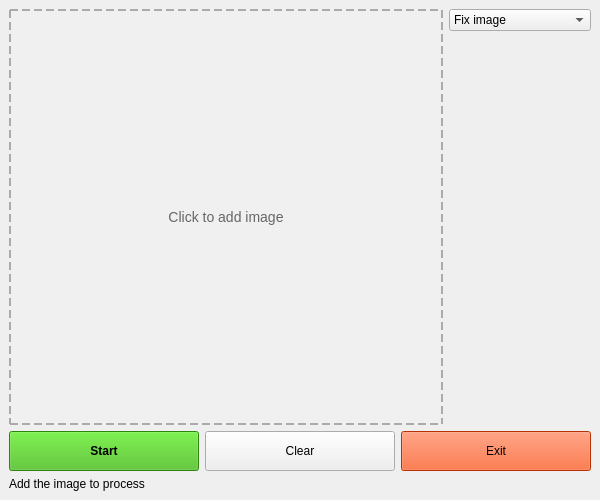
First picture: the form in GUI/Main_window.ui, repository Se-Boruk/Virtual_conservator, before the edit.
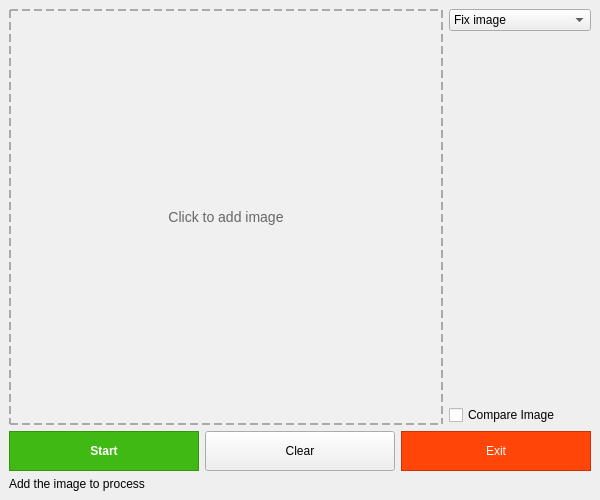
Second picture: the form after the edit.

The edit to the form file:
```diff
--- a/GUI/Main_window.ui
+++ b/GUI/Main_window.ui
@@ -81,6 +81,13 @@
             </property>
            </spacer>
           </item>
+          <item>
+           <widget class="QCheckBox" name="CompareImageCheckBox">
+            <property name="text">
+             <string>Compare Image</string>
+            </property>
+           </widget>
+          </item>
          </layout>
         </item>
        </layout>
@@ -101,9 +108,20 @@
          <cursorShape>ArrowCursor</cursorShape>
         </property>
         <property name="styleSheet">
-         <string notr="true">background-color: rgb(65, 185, 21);
-font: 75 8pt &quot;MS Shell Dlg 2&quot;;
-font-weight: bold;
+         <string notr="true">
+  QPushButton {
+   background-color: rgb(65, 185, 21);
+   font: 75 8pt &quot;MS Shell Dlg 2&quot;;
+   font-weight: bold;
+   border: 1px solid rgb(50, 150, 15);
+   color: white;
+  }
+  QPushButton:hover {
+   background-color: rgb(85, 205, 41); /* Jaśniejszy zielony po najechaniu */
+  }
+  QPushButton:pressed {
+   background-color: rgb(45, 140, 15); /* Ciemniejszy po kliknięciu */
+  }
 </string>
         </property>
         <property name="text">
@@ -129,6 +147,9 @@
       </item>
       <item>
        <widget class="QPushButton" name="btnExit">
+        <property name="enabled">
+         <bool>true</bool>
+        </property>
         <property name="minimumSize">
          <size>
           <width>0</width>
@@ -138,6 +159,15 @@
         <property name="palette">
          <palette>
           <active>
+           <colorrole role="WindowText">
+            <brush brushstyle="SolidPattern">
+             <color alpha="255">
+              <red>255</red>
+              <green>255</green>
+              <blue>255</blue>
+             </color>
+            </brush>
+           </colorrole>
            <colorrole role="Button">
             <brush brushstyle="SolidPattern">
              <color alpha="255">
@@ -147,6 +177,24 @@
              </color>
             </brush>
            </colorrole>
+           <colorrole role="Text">
+            <brush brushstyle="SolidPattern">
+             <color alpha="255">
+              <red>255</red>
+              <green>255</green>
+              <blue>255</blue>
+             </color>
+            </brush>
+           </colorrole>
+           <colorrole role="ButtonText">
+            <brush brushstyle="SolidPattern">
+             <color alpha="255">
+              <red>255</red>
+              <green>255</green>
+              <blue>255</blue>
+             </color>
+            </brush>
+           </colorrole>
            <colorrole role="Base">
             <brush brushstyle="SolidPattern">
              <color alpha="255">
@@ -167,6 +215,15 @@
            </colorrole>
           </active>
           <inactive>
+           <colorrole role="WindowText">
+            <brush brushstyle="SolidPattern">
+             <color alpha="255">
+              <red>255</red>
+              <green>255</green>
+              <blue>255</blue>
+             </color>
+            </brush>
+           </colorrole>
            <colorrole role="Button">
             <brush brushstyle="SolidPattern">
              <color alpha="255">
@@ -176,6 +233,24 @@
              </color>
             </brush>
            </colorrole>
+           <colorrole role="Text">
+            <brush brushstyle="SolidPattern">
+             <color alpha="255">
+              <red>255</red>
+              <green>255</green>
+              <blue>255</blue>
+             </color>
+            </brush>
+           </colorrole>
+           <colorrole role="ButtonText">
+            <brush brushstyle="SolidPattern">
+             <color alpha="255">
+              <red>255</red>
+              <green>255</green>
+              <blue>255</blue>
+             </color>
+            </brush>
+           </colorrole>
            <colorrole role="Base">
             <brush brushstyle="SolidPattern">
              <color alpha="255">
@@ -196,6 +271,15 @@
            </colorrole>
           </inactive>
           <disabled>
+           <colorrole role="WindowText">
+            <brush brushstyle="SolidPattern">
+             <color alpha="255">
+              <red>255</red>
+              <green>255</green>
+              <blue>255</blue>
+             </color>
+            </brush>
+           </colorrole>
            <colorrole role="Button">
             <brush brushstyle="SolidPattern">
              <color alpha="255">
@@ -205,6 +289,24 @@
              </color>
             </brush>
            </colorrole>
+           <colorrole role="Text">
+            <brush brushstyle="SolidPattern">
+             <color alpha="255">
+              <red>255</red>
+              <green>255</green>
+              <blue>255</blue>
+             </color>
+            </brush>
+           </colorrole>
+           <colorrole role="ButtonText">
+            <brush brushstyle="SolidPattern">
+             <color alpha="255">
+              <red>255</red>
+              <green>255</green>
+              <blue>255</blue>
+             </color>
+            </brush>
+           </colorrole>
            <colorrole role="Base">
             <brush brushstyle="SolidPattern">
              <color alpha="255">
@@ -227,8 +329,20 @@
          </palette>
         </property>
         <property name="styleSheet">
-         <string notr="true">background-color: rgb(255, 69, 7);
-font: 75 8pt &quot;MS Shell Dlg 2&quot;;</string>
+         <string notr="true">
+  QPushButton {
+   background-color: rgb(255, 69, 7);
+   font: 75 8pt &quot;MS Shell Dlg 2&quot;;
+   color: white;
+   border: 1px solid rgb(200, 50, 5);
+  }
+  QPushButton:hover {
+   background-color: rgb(255, 100, 40); /* Jaśniejszy pomarańcz po najechaniu */
+  }
+  QPushButton:pressed {
+   background-color: rgb(200, 50, 0); /* Ciemniejszy po kliknięciu */
+  }
+ </string>
         </property>
         <property name="text">
          <string>Exit</string>
```
Left out of the diff: 2 changed lines with no effect on the pictures.
